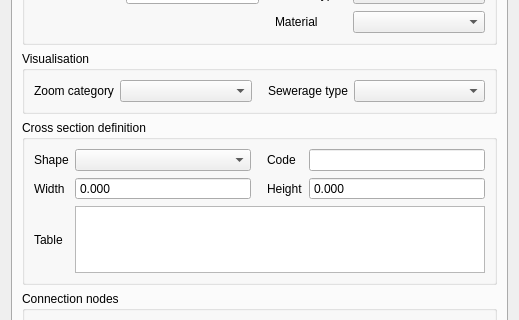
nens/threedi-schematisation-editor, file threedi_model_builder/forms/ui/pipe.ui: the form before one commit; both pictures show x 0 to 519 and y 254 to 574 of the 519 by 659 pixel window.
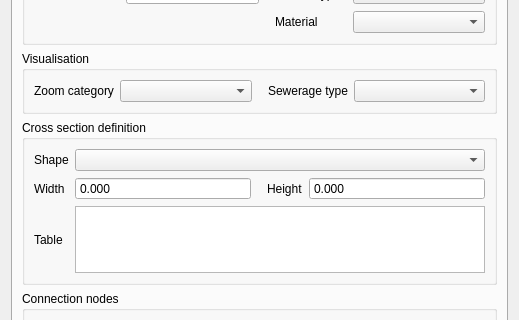
The form after the commit.

Patch:
```diff
--- a/threedi_model_builder/forms/ui/pipe.ui
+++ b/threedi_model_builder/forms/ui/pipe.ui
@@ -374,6 +374,12 @@
          <layout class="QGridLayout" name="gridLayout_3">
           <item row="3" column="3">
            <widget class="QDoubleSpinBox" name="cross_section_height">
+            <property name="sizePolicy">
+             <sizepolicy hsizetype="Expanding" vsizetype="Fixed">
+              <horstretch>0</horstretch>
+              <verstretch>0</verstretch>
+             </sizepolicy>
+            </property>
             <property name="buttonSymbols">
              <enum>QAbstractSpinBox::NoButtons</enum>
             </property>
@@ -385,38 +391,6 @@
             </property>
            </widget>
           </item>
-          <item row="1" column="2">
-           <widget class="QLabel" name="label_14">
-            <property name="locale">
-             <locale language="English" country="UnitedStates"/>
-            </property>
-            <property name="inputMethodHints">
-             <set>Qt::ImhNone</set>
-            </property>
-            <property name="text">
-             <string>Code</string>
-            </property>
-            <property name="alignment">
-             <set>Qt::AlignLeading|Qt::AlignLeft|Qt::AlignVCenter</set>
-            </property>
-            <property name="indent">
-             <number>10</number>
-            </property>
-           </widget>
-          </item>
-          <item row="1" column="3">
-           <widget class="QLineEdit" name="cross_section_code">
-            <property name="locale">
-             <locale language="English" country="UnitedStates"/>
-            </property>
-            <property name="inputMethodHints">
-             <set>Qt::ImhNone</set>
-            </property>
-            <property name="clearButtonEnabled">
-             <bool>true</bool>
-            </property>
-           </widget>
-          </item>
           <item row="1" column="0">
            <widget class="QLabel" name="label_5">
             <property name="locale">
@@ -452,25 +426,6 @@
             </property>
            </widget>
           </item>
-          <item row="1" column="1">
-           <widget class="QComboBox" name="cross_section_shape">
-            <property name="sizePolicy">
-             <sizepolicy hsizetype="MinimumExpanding" vsizetype="Fixed">
-              <horstretch>0</horstretch>
-              <verstretch>0</verstretch>
-             </sizepolicy>
-            </property>
-            <property name="locale">
-             <locale language="English" country="UnitedStates"/>
-            </property>
-            <property name="inputMethodHints">
-             <set>Qt::ImhNone</set>
-            </property>
-            <property name="editable">
-             <bool>false</bool>
-            </property>
-           </widget>
-          </item>
           <item row="3" column="2">
            <widget class="QLabel" name="label_13">
             <property name="locale">
@@ -516,6 +471,25 @@
             </property>
            </widget>
           </item>
+          <item row="1" column="1" colspan="3">
+           <widget class="QComboBox" name="cross_section_shape">
+            <property name="sizePolicy">
+             <sizepolicy hsizetype="MinimumExpanding" vsizetype="Fixed">
+              <horstretch>0</horstretch>
+              <verstretch>0</verstretch>
+             </sizepolicy>
+            </property>
+            <property name="locale">
+             <locale language="English" country="UnitedStates"/>
+            </property>
+            <property name="inputMethodHints">
+             <set>Qt::ImhNone</set>
+            </property>
+            <property name="editable">
+             <bool>false</bool>
+            </property>
+           </widget>
+          </item>
          </layout>
         </widget>
        </item>
```
